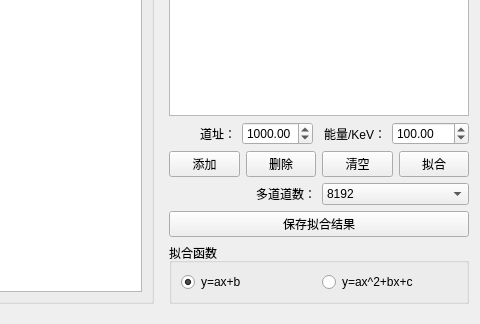
Qt form energycalibration.ui (MrXiaomao/HXR_Detector) before a commit; both pictures show x 544 to 1024 and y 444 to 768 of the 1024 by 768 pixel window.
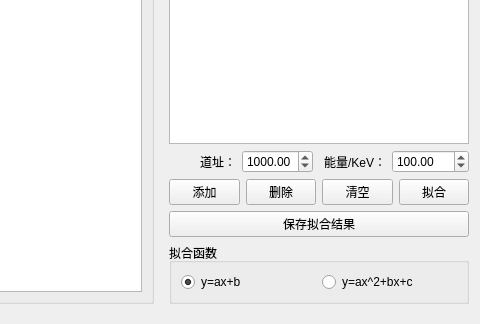
The same form after that commit.

Diff of the .ui file:
```diff
--- a/energycalibration.ui
+++ b/energycalibration.ui
@@ -281,7 +281,7 @@
         <item>
          <widget class="QDoubleSpinBox" name="doubleSpinBox_x">
           <property name="maximum">
-           <double>8192.000000000000000</double>
+           <double>1024.000000000000000</double>
           </property>
           <property name="value">
            <double>1000.000000000000000</double>
@@ -345,47 +345,6 @@
         </item>
        </layout>
       </item>
-      <item>
-       <layout class="QHBoxLayout" name="horizontalLayout_spectrumLength">
-        <item>
-         <widget class="QLabel" name="label_spectrumLength">
-          <property name="text">
-           <string>多道道数：</string>
-          </property>
-          <property name="alignment">
-           <set>Qt::AlignRight|Qt::AlignTrailing|Qt::AlignVCenter</set>
-          </property>
-         </widget>
-        </item>
-        <item>
-         <widget class="QComboBox" name="comboBox_spectrumLength">
-          <property name="currentIndex">
-           <number>3</number>
-          </property>
-          <item>
-           <property name="text">
-            <string>1024</string>
-           </property>
-          </item>
-          <item>
-           <property name="text">
-            <string>2048</string>
-           </property>
-          </item>
-          <item>
-           <property name="text">
-            <string>4096</string>
-           </property>
-          </item>
-          <item>
-           <property name="text">
-            <string>8192</string>
-           </property>
-          </item>
-         </widget>
-        </item>
-       </layout>
-      </item>
       <item>
        <widget class="QPushButton" name="bt_SaveFit">
         <property name="text">
```
